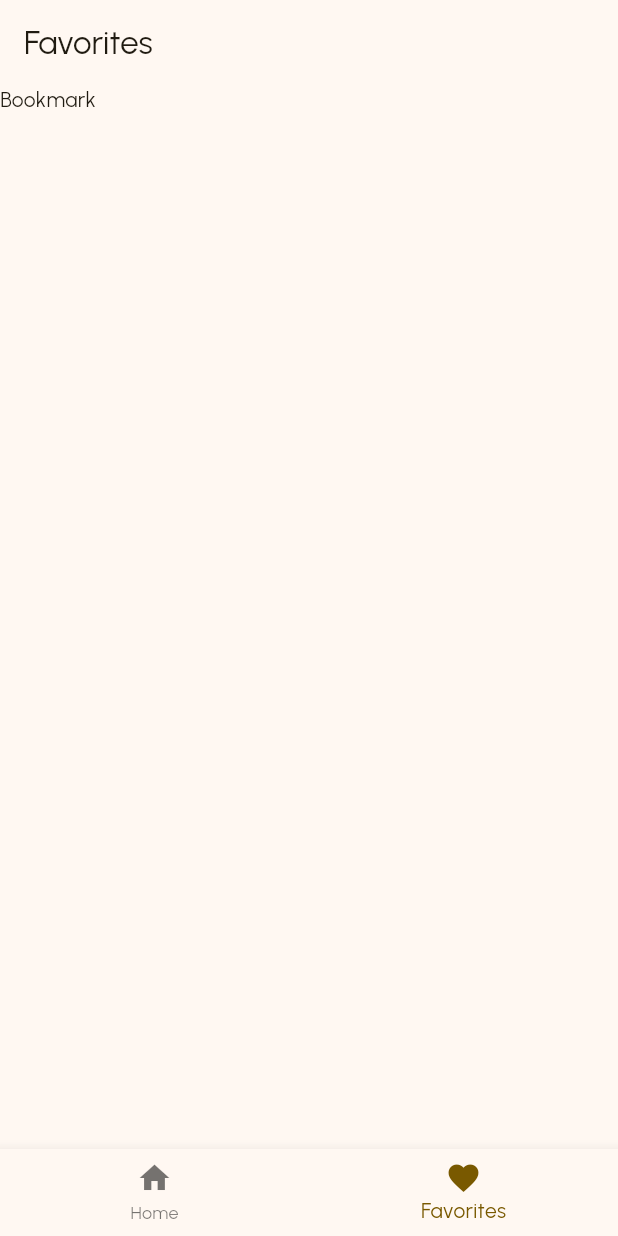
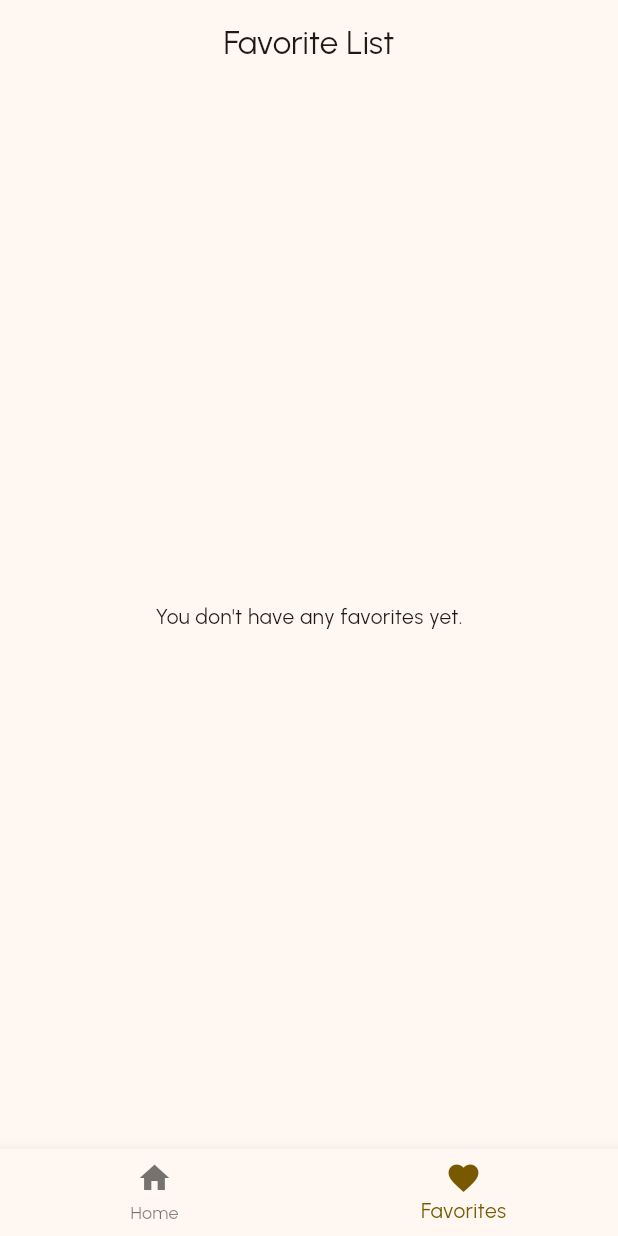
Before and after one commit to fadhlansulistiyo/dishdash_restaurant, a Flutter app: the screen it shows after launch, item 2 of the bottom bar chosen, on a phone screen of 412 x 824 dp. Run offline on Flutter 3.47's test engine with Material 3 defaults, Android fonts, the phone set to English and light mode, and no system bars; our stand-ins replace google_fonts.

Commit message:
add favorite feature

```diff
--- a/lib/main.dart
+++ b/lib/main.dart
@@ -1,15 +1,16 @@
+import 'package:dishdash_restaurant/provider/detail/favorite_list_provider.dart';
 import 'package:dishdash_restaurant/provider/detail/restaurant_detail_provider.dart';
 import 'package:dishdash_restaurant/provider/main/index_nav_provider.dart';
 import 'package:dishdash_restaurant/provider/home/restaurant_provider.dart';
+import 'package:dishdash_restaurant/screen/detail/detail_screen.dart';
+import 'package:dishdash_restaurant/screen/detail/restaurant_detail_args.dart';
+import 'package:dishdash_restaurant/screen/main_screen.dart';
 import 'package:dishdash_restaurant/static/navigation_route.dart';
-import 'package:dishdash_restaurant/ui/detail/detail_screen.dart';
-import 'package:dishdash_restaurant/ui/main_screen.dart';
 import 'package:flutter/material.dart';
 import 'package:provider/provider.dart';
 import 'common/theme.dart';
 import 'common/util.dart';
 import 'data/api/api_service.dart';
-import 'data/model/restaurant_result.dart';
 
 void main() {
   runApp(MultiProvider(
@@ -27,6 +28,9 @@ void main() {
       ChangeNotifierProvider(
         create: (context) =>
             RestaurantDetailProvider(apiService: context.read<ApiService>()),
+      ),
+      ChangeNotifierProvider(
+        create: (context) => FavoriteListProvider(),
       )
     ],
     child: const MyApp(),
@@ -38,7 +42,6 @@ class MyApp extends StatelessWidget {
 
   @override
   Widget build(BuildContext context) {
-
     TextTheme textTheme = createTextTheme(context, "Urbanist", "Urbanist");
 
     MaterialTheme theme = MaterialTheme(textTheme);
@@ -49,9 +52,13 @@ class MyApp extends StatelessWidget {
       initialRoute: NavigationRoute.mainRoute.name,
       routes: {
         NavigationRoute.mainRoute.name: (context) => const MainScreen(),
-        NavigationRoute.detailRoute.name: (context) => RestaurantDetailScreen(
-            restaurant:
-                ModalRoute.of(context)?.settings.arguments as Restaurant)
+        NavigationRoute.detailRoute.name: (context) {
+          final args = ModalRoute.of(context)!.settings.arguments as RestaurantDetailArguments;
+          return RestaurantDetailScreen(
+            restaurantId: args.restaurantId,
+            pictureId: args.pictureId,
+          );
+        }
       },
     );
   }
--- /dev/null
+++ b/lib/screen/detail/restaurant_detail_args.dart
@@ -0,0 +1,7 @@
+class RestaurantDetailArguments {
+  final String restaurantId;
+  final String pictureId;
+
+  RestaurantDetailArguments(
+      {required this.restaurantId, required this.pictureId});
+}
--- /dev/null
+++ b/lib/screen/favorite/favorite_screen.dart
@@ -0,0 +1,57 @@
+import 'package:flutter/material.dart';
+import 'package:provider/provider.dart';
+import '../../provider/detail/favorite_list_provider.dart';
+import '../../static/navigation_route.dart';
+import '../detail/restaurant_detail_args.dart';
+import '../home/restaurant_item.dart';
+
+class FavoriteScreen extends StatelessWidget {
+  const FavoriteScreen({super.key});
+
+  @override
+  Widget build(BuildContext context) {
+    return Scaffold(
+      appBar: AppBar(
+        title: const Text("Favorite List"),
+        centerTitle: true,
+      ),
+      body: Consumer<FavoriteListProvider>(
+        builder: (context, value, child) {
+          final favoriteList = value.favoriteList;
+          return switch (favoriteList.isNotEmpty) {
+            true => ListView.builder(
+                itemCount: favoriteList.length,
+                itemBuilder: (context, index) {
+                  final restaurantDetail = favoriteList[index];
+                  return RestaurantItem(
+                    pictureId: restaurantDetail.pictureId,
+                    name: restaurantDetail.name,
+                    city: restaurantDetail.city,
+                    rating: restaurantDetail.rating,
+                    onTap: () {
+                      Navigator.pushNamed(
+                        context,
+                        NavigationRoute.detailRoute.name,
+                        arguments: RestaurantDetailArguments(
+                            restaurantId: restaurantDetail.id,
+                            pictureId: restaurantDetail.pictureId
+                        ),
+                      );
+                    },
+                  );
+                },
+              ),
+            _ => const Center(
+                child: Column(
+                  mainAxisAlignment: MainAxisAlignment.center,
+                  children: [
+                    Text("You don't have any favorites yet."),
+                  ],
+                ),
+              ),
+          };
+        },
+      ),
+    );
+  }
+}
--- a/lib/ui/home/home_screen.dart
+++ b/lib/screen/home/home_screen.dart
@@ -1,11 +1,7 @@
-import 'package:dishdash_restaurant/provider/home/restaurant_provider.dart';
-import 'package:dishdash_restaurant/ui/home/restaurant_list.dart';
+import 'package:dishdash_restaurant/screen/home/restaurant_list.dart';
 import 'package:dishdash_restaurant/widgets/platform_widgets.dart';
 import 'package:flutter/cupertino.dart';
 import 'package:flutter/material.dart';
-import 'package:provider/provider.dart';
-
-import '../../data/api/api_service.dart';
 
 class HomeScreen extends StatelessWidget {
 
--- a/lib/ui/main_screen.dart
+++ b/lib/screen/main_screen.dart
@@ -1,7 +1,7 @@
-import 'package:dishdash_restaurant/ui/favorite/favorite_screen.dart';
 import 'package:flutter/material.dart';
 import 'package:provider/provider.dart';
 import '../provider/main/index_nav_provider.dart';
+import 'favorite/favorite_screen.dart';
 import 'home/home_screen.dart';
 
 class MainScreen extends StatelessWidget {
--- a/lib/ui/favorite/favorite_screen.dart
+++ /dev/null
@@ -1,15 +0,0 @@
-import 'package:flutter/material.dart';
-
-class FavoriteScreen extends StatelessWidget {
-  const FavoriteScreen({super.key});
-
-  @override
-  Widget build(BuildContext context) {
-    return Scaffold(
-      appBar: AppBar(
-        title: const Text("Favorites"),
-      ),
-      body: const Text('Bookmark'),
-    );
-  }
-}
```
Also changed, not shown: lib/provider/detail/favorite_icon_provider.dart (added, +12 -0 lines), lib/provider/detail/favorite_list_provider.dart (added, +24 -0 lines), lib/screen/detail/detail_screen.dart (renamed from lib/ui/detail/detail_screen.dart, +54 -34 lines), lib/screen/detail/favorite_icon_widget.dart (added, +53 -0 lines), lib/screen/home/restaurant_item.dart (renamed from lib/ui/home/restaurant_item.dart, +18 -17 lines), lib/screen/home/restaurant_list.dart (renamed from lib/ui/home/restaurant_list.dart, +19 -2 lines), lib/screen/detail/menu_list.dart (renamed from lib/ui/detail/menu_list.dart).
